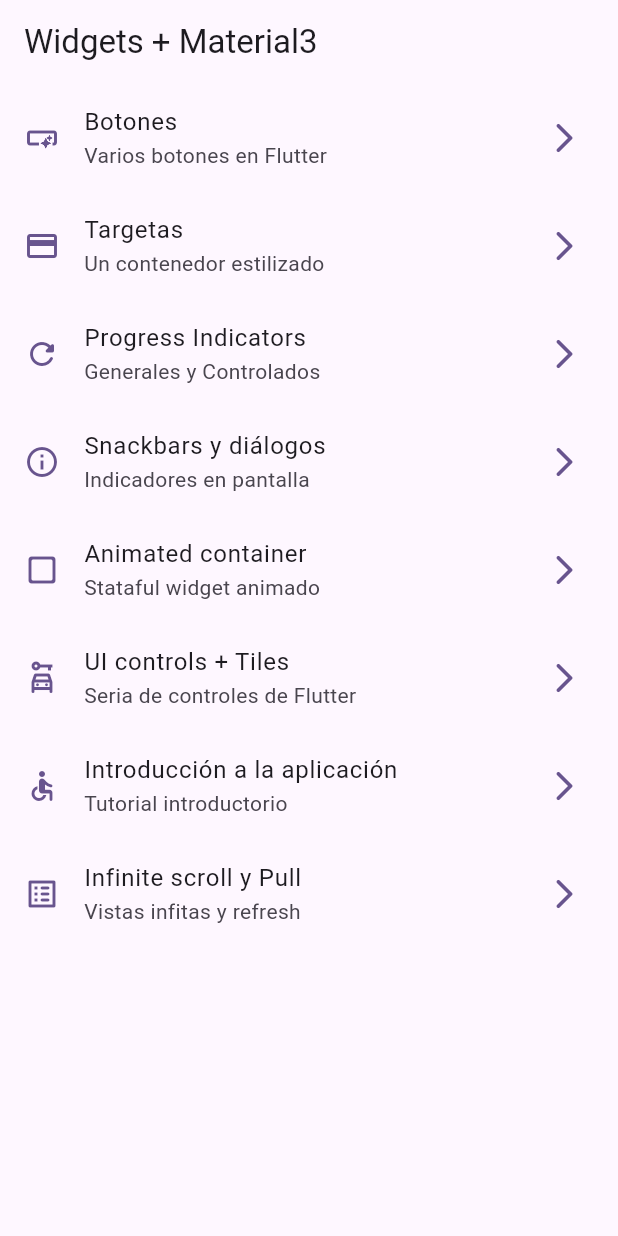
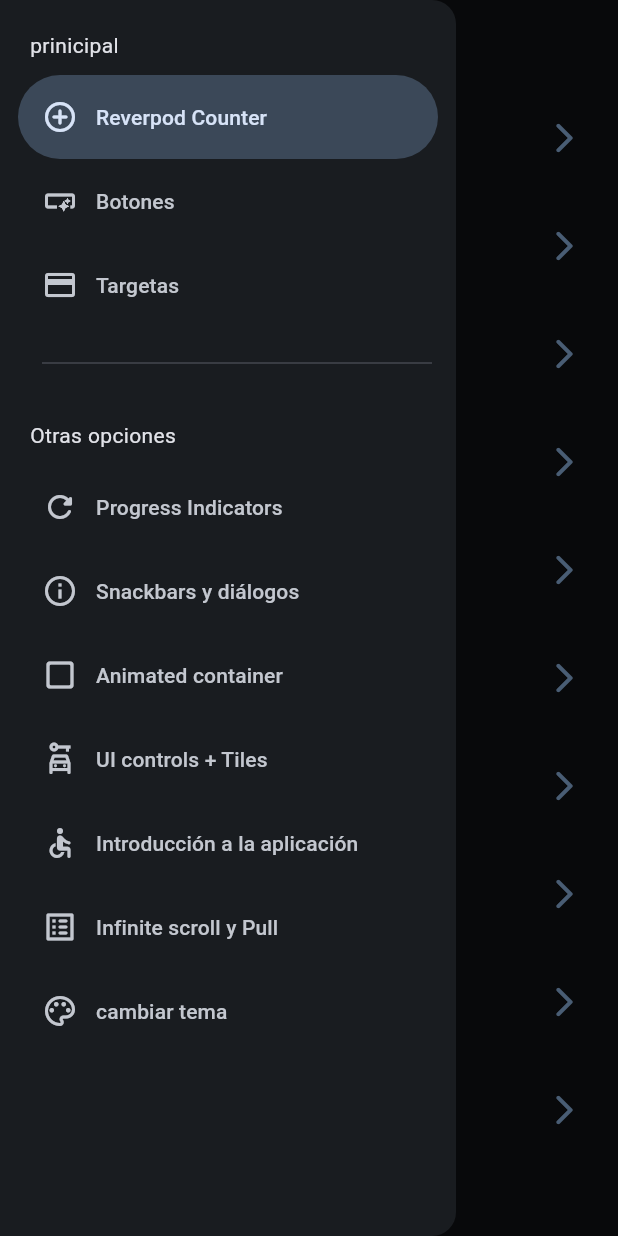
Before and after one commit to gramska/widgets_app, a Flutter app: the screen it shows after launch, with the side drawer open (before the commit the screen has no drawer), on a phone screen of 412 x 824 dp. Run offline on Flutter 3.47's test engine with Material 3 defaults, Android fonts, the phone set to English and light mode, and no system bars; our stand-ins replace animate_do, flutter_riverpod, go_router.

Commit message:
implementacion reverpod y temas

```diff
--- a/lib/config/menu/menu_items.dart
+++ b/lib/config/menu/menu_items.dart
@@ -16,6 +16,13 @@ class MenuItem {
 }
 
 const appMenuItems = <MenuItem>[
+
+    MenuItem(
+      title: 'Reverpod Counter',
+      subtitle: 'Introducción a Reverpod',
+      link: '/counter',
+      icon: Icons.add_circle_outline_rounded
+    ),
 
     MenuItem(
       title: 'Botones',
@@ -71,5 +78,12 @@ const appMenuItems = <MenuItem>[
       subtitle: 'Vistas infitas y refresh',
       link: '/infinite',
       icon: Icons.list_alt_rounded
+    ),
+
+    MenuItem(
+      title: 'cambiar tema',
+      subtitle: 'Cambiar tema global de la aplicación',
+      link: '/theme-changer',
+      icon: Icons.color_lens_outlined
     )
   ];
--- a/lib/config/router/app_router.dart
+++ b/lib/config/router/app_router.dart
@@ -55,6 +55,18 @@ final appRouter = GoRouter(
       path: '/infinite',
       name: InfiniteScrollScreen.name,
       builder: (context, state) => const InfiniteScrollScreen()
+    ),
+
+     GoRoute(
+      path: '/counter',
+      name: CounterScreen.name,
+      builder: (context, state) => const CounterScreen()
+    ),
+
+    GoRoute(
+      path: '/theme-changer',
+      name: ThemeChangerScreen.name,
+      builder: (context, state) => const ThemeChangerScreen()
     )
   ]
 );
--- a/lib/config/theme/app_theme.dart
+++ b/lib/config/theme/app_theme.dart
@@ -15,15 +15,22 @@ const colorList = <Color>[
 class AppTheme {
 
   final int selectedColor;
+  final bool isDarkMode;
 
   AppTheme({
-    this.selectedColor = 0
+    this.selectedColor = 0,
+    this.isDarkMode = false,
     }): assert(selectedColor >= 0,'El color debe mayor o igual a 0'),
     assert(selectedColor < colorList.length,'El color debe ser menor a ${colorList.length}');
 
   ThemeData getTheme() => ThemeData(
     useMaterial3: true,
+    brightness: isDarkMode? Brightness.dark:Brightness.light,
     colorSchemeSeed: colorList[selectedColor],
+    // colorScheme: ColorScheme.fromSeed(
+    //     seedColor: colorList[selectedColor],
+    //     brightness: isDarkMode? Brightness.dark:Brightness.light,
+    //   ),
     appBarTheme: const AppBarTheme(
       centerTitle: false, // en Android viene no viene centrado por default
     ),
--- a/lib/main.dart
+++ b/lib/main.dart
@@ -1,21 +1,31 @@
 import 'package:flutter/material.dart';
+import 'package:flutter_riverpod/flutter_riverpod.dart';
 import 'package:widgets_app/config/router/app_router.dart';
 import 'package:widgets_app/config/theme/app_theme.dart';
+import 'package:widgets_app/presentation/providers/darkmode_provider.dart';
 
 void main() {
-  runApp(const MainApp());
+  runApp(
+    const ProviderScope(
+      child: MainApp()
+    )
+  );
 }
 
-class MainApp extends StatelessWidget {
+class MainApp extends ConsumerWidget {
   const MainApp({super.key});
 
   @override
-  Widget build(BuildContext context) {
+  Widget build(BuildContext context, WidgetRef ref) {
+
+    final bool isDarkmode = ref.watch(darkModeProvider);
+    final int colorSelected = ref.watch(selectedColorProvider);
+
     return MaterialApp.router(
       title: 'Flutter Widgets',
       routerConfig: appRouter,
       debugShowCheckedModeBanner: false,
-      theme: AppTheme(selectedColor: 5).getTheme(),
+      theme: AppTheme(selectedColor: colorSelected, isDarkMode: isDarkmode).getTheme(),
     );
   }
 }
--- /dev/null
+++ b/lib/presentation/providers/counter_provider.dart
@@ -0,0 +1,5 @@
+
+
+import 'package:flutter_riverpod/flutter_riverpod.dart';
+
+final counterProvider = StateProvider<int>((ref) => 0);
--- /dev/null
+++ b/lib/presentation/providers/darkmode_provider.dart
@@ -0,0 +1,11 @@
+
+import 'package:flutter_riverpod/flutter_riverpod.dart';
+import 'package:widgets_app/config/theme/app_theme.dart';
+
+// Listado de colores inmutable (sin cambiar)
+final colorListProvider = Provider((red) => colorList);
+
+// Booleano simple
+final darkModeProvider = StateProvider<bool>((ref) => true);
+
+final selectedColorProvider = StateProvider<int>((ref) => 0);
--- a/lib/presentation/screens/home/home_screen.dart
+++ b/lib/presentation/screens/home/home_screen.dart
@@ -2,6 +2,7 @@
 import 'package:flutter/material.dart';
 import 'package:go_router/go_router.dart';
 import 'package:widgets_app/config/menu/menu_items.dart';
+import 'package:widgets_app/presentation/widgets/side_menu.dart';
 
 class HomeScreen extends StatelessWidget {
 
@@ -11,11 +12,16 @@ class HomeScreen extends StatelessWidget {
 
   @override
   Widget build(BuildContext context) {
+
+    final scafolKey = GlobalKey<ScaffoldState>();
+
     return Scaffold(
+      key: scafolKey,
       appBar: AppBar(
         title: const Text('Widgets + Material3'),
       ),
       body: const _HomeView(),
+      drawer: SideMenu(scafolKey: scafolKey)
     );
   }
 }
@@ -57,8 +63,8 @@ class _CustomListTitle extends StatelessWidget {
       title: Text(menuItem.title),
       subtitle: Text(menuItem.subtitle),
       onTap: (){
-        //Estos un complemento fuera de Flutter llamado go_router
-        // context.pushNamed(CardsScreen.name); //Implementado Rutas con nombres
+        //* Usamos un complemento fuera de Flutter llamado go_router
+        //* context.pushNamed(CardsScreen.name); //Implementado Rutas con nombres
         context.push(menuItem.link);
       },
     );
--- a/lib/presentation/screens/screens.dart
+++ b/lib/presentation/screens/screens.dart
@@ -2,8 +2,10 @@ export 'animated/animated_screen.dart';
 export 'app_tutorial/app_tutorial_screen.dart';
 export 'buttons/buttons_screen.dart';
 export 'cards/cards_screen.dart';
+export 'counter/counter_screen.dart';
 export 'home/home_screen.dart';
 export 'infinite_scroll/infinite_scroll_screen.dart';
 export 'iu_controls/ui_controls_screen.dart';
 export 'progress/progress_screen.dart';
 export 'snackbar/snackbar_screen.dart';
+export 'theme/theme_changer_screen.dart';
--- /dev/null
+++ b/lib/presentation/widgets/side_menu.dart
@@ -0,0 +1,69 @@
+import 'package:flutter/material.dart';
+import 'package:go_router/go_router.dart';
+import 'package:widgets_app/config/menu/menu_items.dart';
+
+class SideMenu extends StatefulWidget {
+
+  final GlobalKey<ScaffoldState> scafolKey;
+
+  const SideMenu({
+    super.key,
+    required this.scafolKey
+  });
+
+  @override
+  State<SideMenu> createState() => _SideMenuState();
+}
+
+class _SideMenuState extends State<SideMenu> {
+
+  int navDrawerIndex = 0;
+
+  @override
+  Widget build(BuildContext context) {
+
+    //* Calculo para saber si el dispositivo tiene alguna clase de notch
+    final hasNotch = MediaQuery.of(context).viewPadding.top > 35;
+
+    return NavigationDrawer(
+      selectedIndex: navDrawerIndex,
+      onDestinationSelected: (value) {
+        setState(() {
+          navDrawerIndex = value;
+        });
+
+        final menuItem = appMenuItems[value];
+        context.push(menuItem.link);
+        widget.scafolKey.currentState?.closeDrawer();
+      },
+      children:  [
+        Padding(
+          padding: EdgeInsets.fromLTRB(20, hasNotch? 0:20, 16, 10),
+          child: const Text('prinicipal'),
+        ),
+        ...appMenuItems
+          .sublist(0,3)
+          .map((item) => NavigationDrawerDestination(
+            icon: Icon(item.icon),
+            label: Text(item.title)
+          )
+        ),
+        const Padding(
+          padding: EdgeInsets.fromLTRB(28, 16, 16, 10),
+          child: Divider(),
+        ),
+        Padding(
+          padding: EdgeInsets.fromLTRB(20, hasNotch? 0:20, 16, 10),
+          child: const Text('Otras opciones'),
+        ),
+        ...appMenuItems
+          .sublist(3)
+          .map((item) => NavigationDrawerDestination(
+            icon: Icon(item.icon),
+            label: Text(item.title)
+          )
+        ),
+      ]
+    );
+  }
+}
--- a/pubspec.yaml
+++ b/pubspec.yaml
@@ -10,6 +10,7 @@ dependencies:
   animate_do: ^4.2.0
   flutter:
     sdk: flutter
+  flutter_riverpod: ^2.4.3
   go_router: ^16.2.4
 
 dev_dependencies:
```
Also changed, not shown: lib/presentation/screens/counter/counter_screen.dart (added, +53 -0 lines), lib/presentation/screens/theme/theme_changer_screen.dart (added, +75 -0 lines), pubspec.lock.
